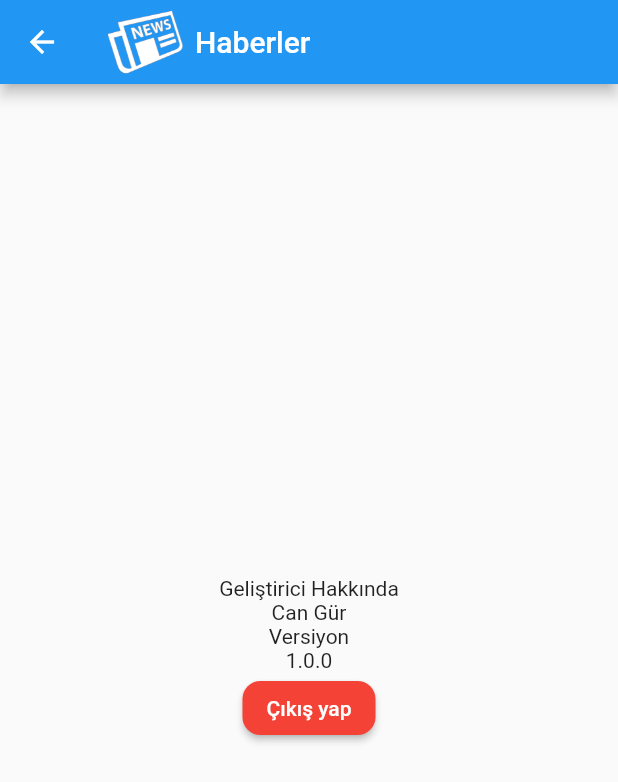
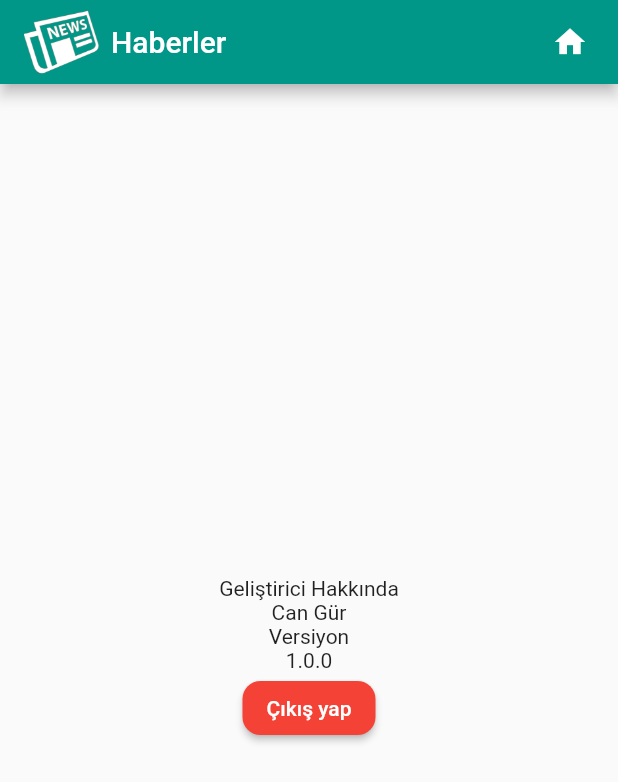
Before and after one commit to cangurdev/news-app, a Flutter app: the screen it shows after launch, after a tap on "Giriş Yap", after a tap on the "settings" icon, on a phone screen of 412 x 824 dp. Shown: the top 782 px of the screen. Run offline on Flutter 3.47's test engine with Material 2 defaults, Android fonts, the phone set to English and light mode, and no system bars; our stand-ins replace cached_network_image, firebase_auth, firebase_core; missing offline and left inert: webfeed; accounts and stored records are empty; network calls fail.

Commit message:
edited colors

```diff
--- a/lib/main.dart
+++ b/lib/main.dart
@@ -29,6 +29,7 @@ class MyApp extends StatelessWidget {
         title: 'Flutter Demo',
         debugShowCheckedModeBanner: false,
         theme: theme(),
+        darkTheme: darkTheme(),
         initialRoute: Splash.routeName,
         routes: routes,
       ),
--- a/lib/screens/home_body.dart
+++ b/lib/screens/home_body.dart
@@ -56,7 +56,7 @@ class _HomeBodyState extends State<HomeBody> {
 
   Future<void> openWebView(String url) async {
     if (await canLaunch(url)) {
-      launch(
+      await launch(
         url,
         forceSafariVC: false,
         forceWebView: true,
--- a/lib/screens/home_screen.dart
+++ b/lib/screens/home_screen.dart
@@ -8,6 +8,7 @@ class HomeScreen extends StatelessWidget {
   Widget build(BuildContext context) {
     return Scaffold(
       appBar: AppBar(
+        backgroundColor: Colors.teal,
         title: Row(
           children: [
             Image.asset(
@@ -23,8 +24,7 @@ class HomeScreen extends StatelessWidget {
         actions: [
           IconButton(
             onPressed: () {
-              Navigator.push(
-                  context, MaterialPageRoute(builder: (context) => Settings()));
+              Navigator.of(context).pushReplacementNamed('/settings');
             },
             icon: Icon(Icons.settings),
           )
--- a/lib/screens/login.dart
+++ b/lib/screens/login.dart
@@ -17,6 +17,13 @@ class Login extends StatelessWidget {
           child: Column(
             mainAxisAlignment: MainAxisAlignment.center,
             children: [
+              Padding(
+                padding: const EdgeInsets.only(bottom: 64.0),
+                child: Image.asset(
+                  'assets/images/icon.png',
+                  width: 100,
+                ),
+              ),
               InputField(
                 prefixIcon: Icon(Icons.mail_outline),
                 labelText: "E-mail",
@@ -33,7 +40,8 @@ class Login extends StatelessWidget {
                 textEditingController: passwordController,
               ),
               Padding(
-                padding: const EdgeInsets.symmetric(horizontal: 40),
+                padding:
+                    const EdgeInsets.symmetric(vertical: 10, horizontal: 50),
                 child: Row(
                   mainAxisAlignment: MainAxisAlignment.spaceBetween,
                   children: [
--- a/lib/screens/settings.dart
+++ b/lib/screens/settings.dart
@@ -8,6 +8,7 @@ class Settings extends StatelessWidget {
   Widget build(BuildContext context) {
     return Scaffold(
         appBar: AppBar(
+          backgroundColor: Colors.teal,
           title: Row(
             children: [
               Image.asset(
@@ -20,6 +21,17 @@ class Settings extends StatelessWidget {
               )
             ],
           ),
+          actions: [
+            Padding(
+              padding: const EdgeInsets.only(right: 8.0),
+              child: IconButton(
+                onPressed: () {
+                  Navigator.of(context).pushReplacementNamed('/home');
+                },
+                icon: Icon(Icons.home),
+              ),
+            )
+          ],
         ),
         body: Center(
             child: Column(
--- a/lib/theme/theme.dart
+++ b/lib/theme/theme.dart
@@ -1,5 +1,14 @@
 import 'package:flutter/material.dart';
 
 ThemeData theme() {
-  return ThemeData(visualDensity: VisualDensity.adaptivePlatformDensity);
+  return ThemeData(
+    visualDensity: VisualDensity.adaptivePlatformDensity,
+  );
 }
+
+ThemeData darkTheme() {
+  return ThemeData(
+      visualDensity: VisualDensity.adaptivePlatformDensity,
+      primarySwatch: Colors.orange,
+      brightness: Brightness.dark);
+}
--- a/lib/widget/input_field.dart
+++ b/lib/widget/input_field.dart
@@ -28,16 +28,18 @@ class InputField extends StatelessWidget {
           controller: textEditingController,
           validator: validator,
           keyboardType: textInputType,
+          style: TextStyle(
+            color: Colors.white,
+          ),
           decoration: InputDecoration(
               prefixIcon: prefixIcon,
               labelText: labelText,
               border: OutlineInputBorder(
                 borderRadius: BorderRadius.circular(20),
-                borderSide: BorderSide(color: Colors.red),
               ),
               focusedBorder: OutlineInputBorder(
                   borderRadius: BorderRadius.circular(20),
-                  borderSide: BorderSide(color: Colors.blue))),
+                  borderSide: BorderSide(color: Colors.teal[50]))),
         ));
   }
 }
```
